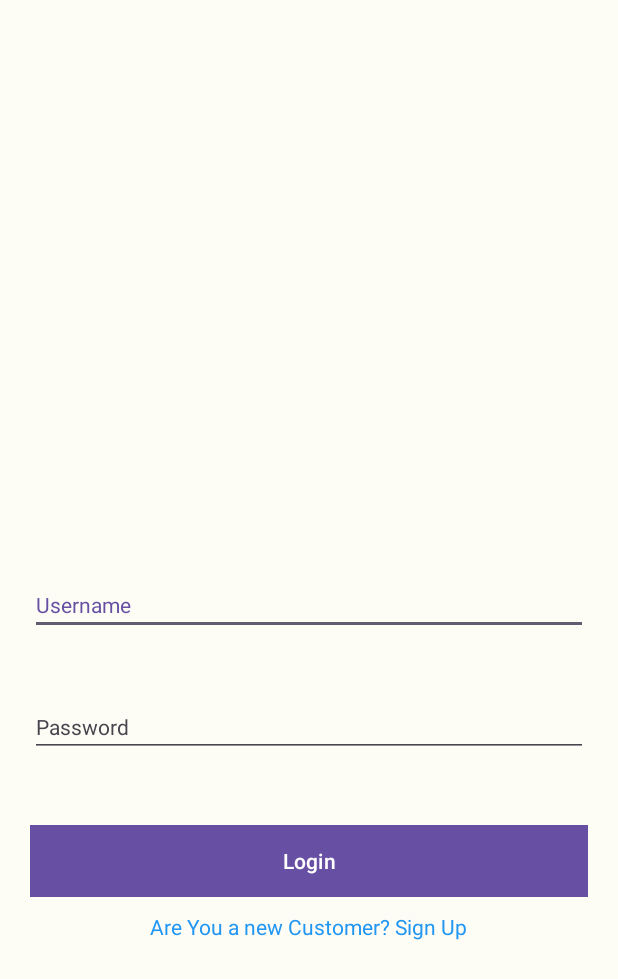
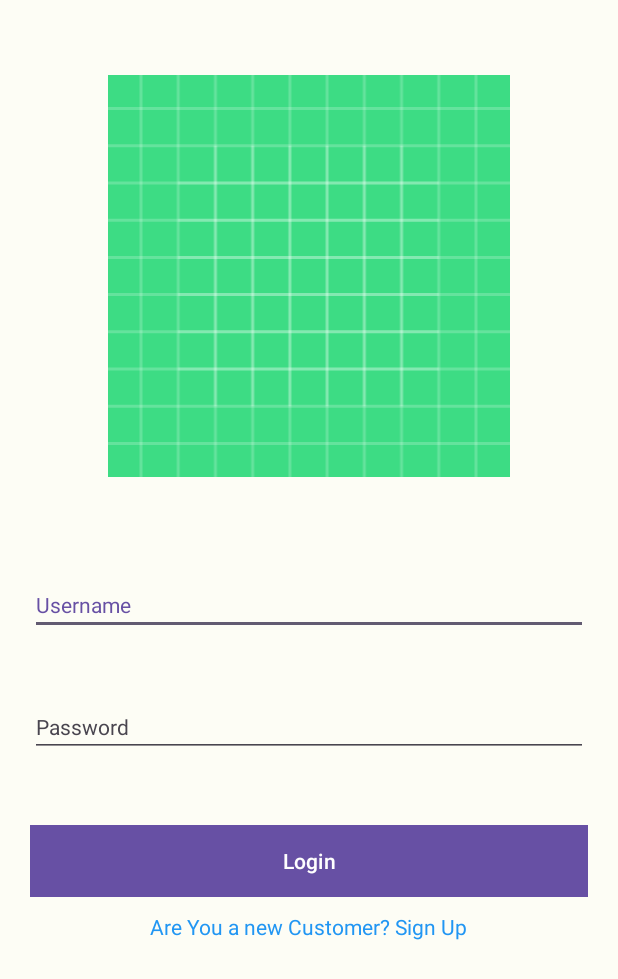
Before and after one commit to IkubieDMU/CafeAppCoursework2, an Android app: the Login screen opened directly, with no data from a screen before it, on a phone screen of 412 x 824 dp. Shown: the top 979 px of the screen. Run offline under Robolectric (Android 15) with nearby library versions, the phone set to English and light mode, and no system bars.

Commit message:
Test Commit

```diff
--- a/app/src/main/res/layout/activity_login.xml
+++ b/app/src/main/res/layout/activity_login.xml
@@ -10,8 +10,9 @@
         android:layout_width="279dp"
         android:layout_height="268dp"
         android:layout_centerHorizontal="true"
-        android:layout_marginTop="50dp" />
-<!--    android:src="@drawable/cafe_user_icon"-->
+        android:layout_marginTop="50dp"
+        android:src="@drawable/ic_launcher_background"/>
+
 
     <EditText
         android:id="@+id/editTextUsername"
--- a/app/src/main/res/layout/activity_sign_up.xml
+++ b/app/src/main/res/layout/activity_sign_up.xml
@@ -10,8 +10,9 @@
         android:layout_height="167dp"
         android:layout_centerHorizontal="true"
         android:layout_marginTop="50dp"
+        android:src="@drawable/ic_launcher_background"
          />
-<!--    android:src="@drawable/cafe_user_icon"-->
+
 
     <EditText
         android:id="@+id/editTextFullName"
```
